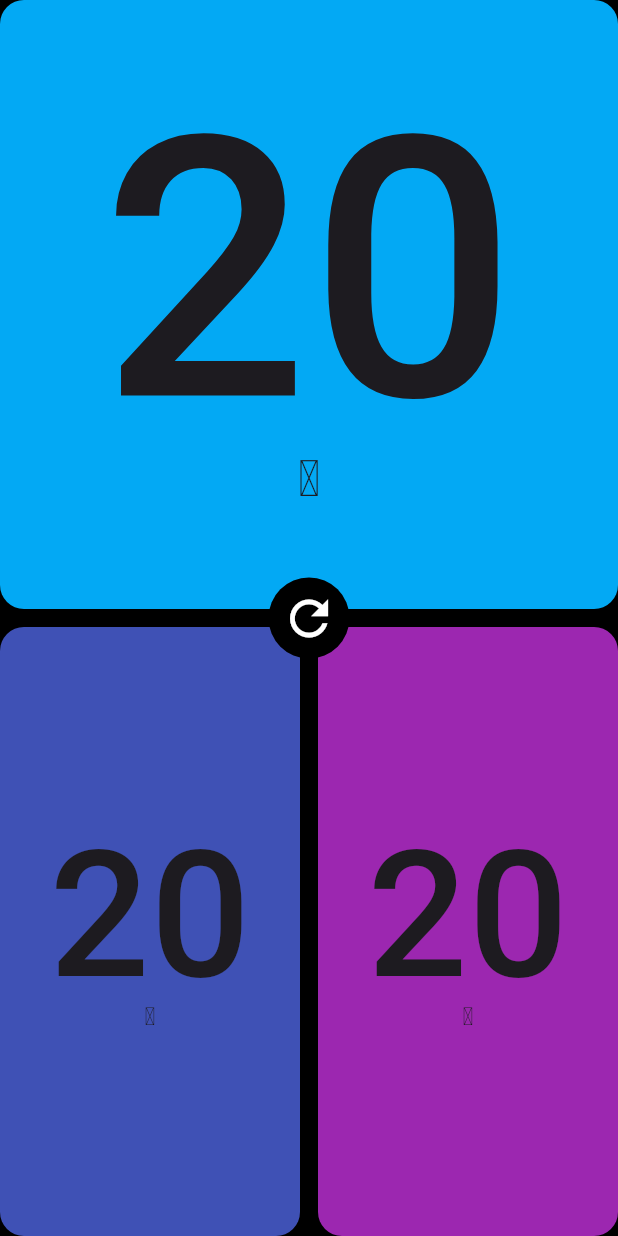
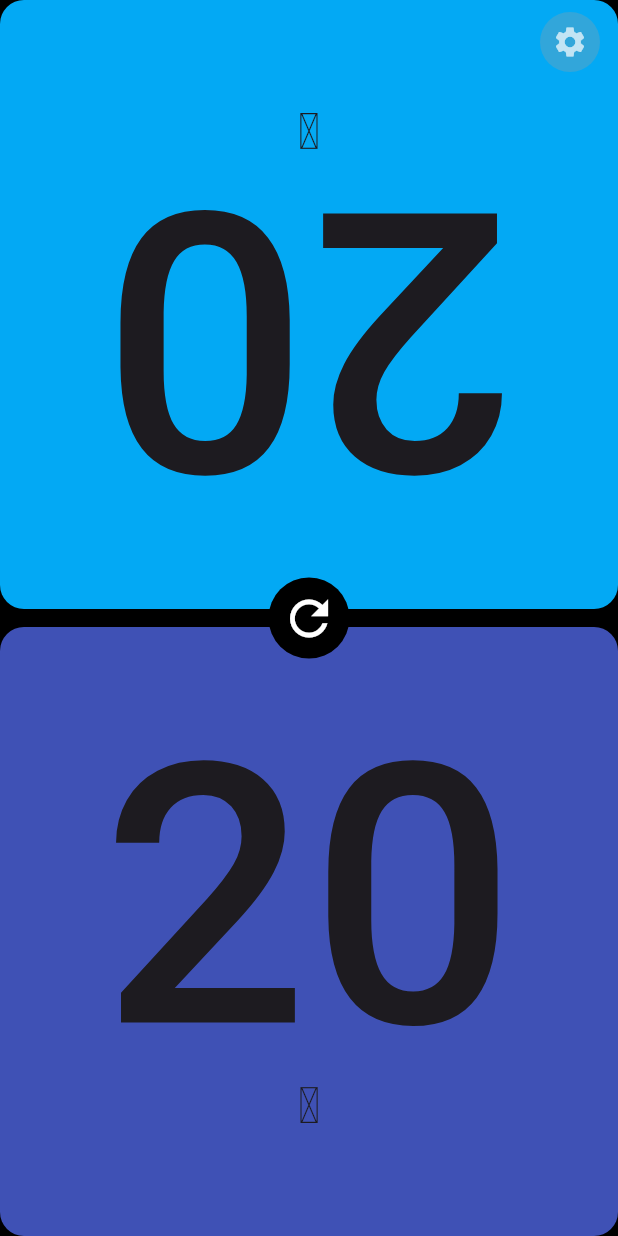
Before and after one commit to Frazier-Software/vitalmox, a Flutter app: the screen it shows after launch, on a phone screen of 412 x 824 dp. Run offline on Flutter 3.47's test engine with Material 3 defaults, Android fonts, the phone set to English and light mode, and no system bars.

Commit message:
settings panel

```diff
--- a/lib/src/app.dart
+++ b/lib/src/app.dart
@@ -4,6 +4,7 @@ import 'package:vitalmox/src/common.dart';
 import 'package:vitalmox/src/config.dart';
 import 'package:vitalmox/src/domain/player.dart';
 import 'package:vitalmox/src/widgets/reset_button.dart';
+import 'package:vitalmox/src/widgets/settings_overlay.dart';
 import 'package:vitalmox/src/widgets/tracker_tile.dart';
 
 class VitalMox extends StatefulWidget {
@@ -15,24 +16,39 @@ class VitalMox extends StatefulWidget {
   final AppConfig config;
 
   @override
-  State<VitalMox> createState() => _VitalMoxState();
+  State<VitalMox> createState() => VitalMoxState();
 }
 
-class _VitalMoxState extends State<VitalMox> {
-  final _numPlayers = 3;
-  late final Map<Key, Player> _players;
+class VitalMoxState extends State<VitalMox> {
+  late Map<Key, Player> _players;
+  var _flipTopRow = true;
 
   @override
   void initState() {
     super.initState();
+    _generatePlayers(2);
+  }
 
+  void _generatePlayers(int numPlayers) {
     var colors = List.from(Colors.primaries)..shuffle();
     _players = Map.fromEntries(
       List.generate(
-        _numPlayers,
+        numPlayers,
         (index) => MapEntry(GlobalKey(), Player(color: colors[index])),
       ),
     );
+  }
+
+  int get numPlayers => _players.length;
+
+  void setNumPlayers(int numPlayers) {
+    setState(() => _generatePlayers(numPlayers));
+  }
+
+  bool get flipTopRow => _flipTopRow;
+
+  void setFlipTopRow(bool flip) {
+    setState(() => _flipTopRow = flip);
   }
 
   @override
@@ -43,6 +59,7 @@ class _VitalMoxState extends State<VitalMox> {
         title: 'Vital Mox | MTG Life Counter',
         theme: ThemeData(canvasColor: Colors.black),
         home: Material(
+          child: SettingsOverlay(
             child: Stack(
               alignment: Alignment.center,
               children: [
@@ -64,14 +81,18 @@ class _VitalMoxState extends State<VitalMox> {
                       Expanded(
                         child: innerWidget(
                           crossAxisAlignment: CrossAxisAlignment.stretch,
-                        children: _buildChildren(orientation, topRowItems),
+                          children: _buildChildren(
+                            orientation,
+                            topRowItems,
+                            _flipTopRow && orientation == Orientation.portrait,
+                          ),
                         ),
                       ),
                       spacing,
                       Expanded(
                         child: innerWidget(
                           crossAxisAlignment: CrossAxisAlignment.stretch,
-                        children: _buildChildren(orientation, bottomRowItems),
+                          children: _buildChildren(orientation, bottomRowItems, false),
                         ),
                       ),
                     ],
@@ -82,20 +103,20 @@ class _VitalMoxState extends State<VitalMox> {
             ),
           ),
         ),
+      ),
     );
   }
 
   List<MapEntry<Key, Player>> _getOrderedPlayerEntries(Orientation orientation) {
     final entries = _players.entries.toList();
-    if (orientation == Orientation.portrait) {
+    if (orientation == Orientation.portrait || _players.length % 2 == 1) {
       // Row-major order: left-to-right, top-to-bottom
       return entries;
     }
 
     // Column-major order: top-to-bottom, left-to-right
-    final colCount = (_players.length / 2).ceil();
+    final colCount = _players.length ~/ 2;
     final reordered = <MapEntry<Key, Player>>[];
-
     for (int row = 0; row < 2; row++) {
       for (int col = 0; col < colCount; col++) {
         int index = row + col * 2;
@@ -107,12 +128,17 @@ class _VitalMoxState extends State<VitalMox> {
     return reordered;
   }
 
-  List<Widget> _buildChildren(Orientation orientation, List<MapEntry<Key, Player>> rowItems) {
+  List<Widget> _buildChildren(
+    Orientation orientation,
+    List<MapEntry<Key, Player>> rowItems,
+    bool flip,
+  ) {
     final children = <Widget>[];
     for (int i = 0; i < rowItems.length; i++) {
       children.add(TrackerTile(
         key: rowItems[i].key,
         player: rowItems[i].value,
+        flip: flip,
       ));
       if (i < rowItems.length - 1) {
         children.add(orientation == Orientation.portrait ? horizontalMargin12 : verticalMargin12);
--- /dev/null
+++ b/lib/src/widgets/settings_overlay.dart
@@ -0,0 +1,137 @@
+import 'package:flutter/material.dart';
+import 'package:vitalmox/src/app.dart';
+import 'package:vitalmox/src/common.dart';
+
+class SettingsOverlay extends StatefulWidget {
+  const SettingsOverlay({
+    super.key,
+    required Widget child,
+  }) : _child = child;
+
+  final Widget _child;
+
+  @override
+  State<SettingsOverlay> createState() => _SettingsOverlayState();
+}
+
+class _SettingsOverlayState extends State<SettingsOverlay> {
+  late final VitalMoxState app;
+
+  @override
+  void initState() {
+    super.initState();
+    app = context.findAncestorStateOfType<VitalMoxState>()!;
+  }
+
+  @override
+  Widget build(BuildContext context) {
+    return Stack(
+      children: [
+        widget._child,
+        Positioned(
+          top: 8,
+          right: 12,
+          child: SafeArea(
+            child: GestureDetector(
+              onTap: _showOverlay,
+              child: Container(
+                padding: allPadding8,
+                decoration: BoxDecoration(
+                  shape: BoxShape.circle,
+                  color: Colors.grey.withOpacity(0.3),
+                ),
+                child: const Icon(
+                  Icons.settings,
+                  color: Colors.white70,
+                  size: 24,
+                ),
+              ),
+            ),
+          ),
+        ),
+      ],
+    );
+  }
+
+  void _showOverlay() {
+    const whiteText = TextStyle(fontSize: 18, color: Colors.white);
+    const boldText = TextStyle(fontSize: 18, color: Colors.white, fontWeight: FontWeight.bold);
+
+    showModalBottomSheet(
+      context: context,
+      backgroundColor: Colors.grey[900],
+      builder: (BuildContext context) {
+        return Container(
+          height: 300,
+          padding: allPadding16,
+          child: SingleChildScrollView(
+            child: Column(
+              children: [
+                const Text(
+                  'How many players?',
+                  style: boldText,
+                ),
+                verticalMargin16,
+                Row(
+                  mainAxisAlignment: MainAxisAlignment.spaceEvenly,
+                  children: List.generate(4, (index) {
+                    final number = index + 2; // Creates buttons 2-5
+                    return ElevatedButton(
+                      onPressed: () => app.setNumPlayers(number),
+                      style: ElevatedButton.styleFrom(
+                        shape: const CircleBorder(),
+                        padding: allPadding16,
+                        backgroundColor:
+                            app.numPlayers == number ? Colors.blue[700] : Colors.grey[800],
+                      ),
+                      child: Text(
+                        '$number',
+                        style: whiteText,
+                      ),
+                    );
+                  }),
+                ),
+                verticalMargin32,
+                const Text(
+                  'Flip Top Row?',
+                  style: boldText,
+                ),
+                verticalMargin16,
+                Row(
+                  mainAxisAlignment: MainAxisAlignment.center,
+                  children: [
+                    ElevatedButton(
+                      onPressed: () => app.setFlipTopRow(true),
+                      style: ElevatedButton.styleFrom(
+                        shape: const CircleBorder(),
+                        padding: allPadding16,
+                        backgroundColor: app.flipTopRow ? Colors.blue[700] : Colors.grey[800],
+                      ),
+                      child: const Text(
+                        'Yes',
+                        style: whiteText,
+                      ),
+                    ),
+                    horizontalMargin28,
+                    ElevatedButton(
+                      onPressed: () => app.setFlipTopRow(false),
+                      style: ElevatedButton.styleFrom(
+                        shape: const CircleBorder(),
+                        padding: allPadding16,
+                        backgroundColor: !app.flipTopRow ? Colors.blue[700] : Colors.grey[800],
+                      ),
+                      child: const Text(
+                        'No',
+                        style: whiteText,
+                      ),
+                    ),
+                  ],
+                ),
+              ],
+            ),
+          ),
+        );
+      },
+    );
+  }
+}
--- a/lib/src/widgets/tracker_tile.dart
+++ b/lib/src/widgets/tracker_tile.dart
@@ -21,7 +21,7 @@ class TrackerTile extends StatefulWidget {
 class _TrackerTileState extends State<TrackerTile> {
   var _activeCounterIndex = 0;
 
-  void _switchCounterCallback() {
+  void switchCounterCallback() {
     setState(() {
       _activeCounterIndex = _activeCounterIndex == 0 ? 1 : 0;
     });
@@ -74,7 +74,7 @@ class _TrackerTileState extends State<TrackerTile> {
                 ),
                 TrackerText(
                   counter: activeCounter,
-                  switchCounter: _switchCounterCallback,
+                  switchCounter: switchCounterCallback,
                 ),
               ],
             ),
```
Lines whose indentation alone changed are shown as unchanged.
